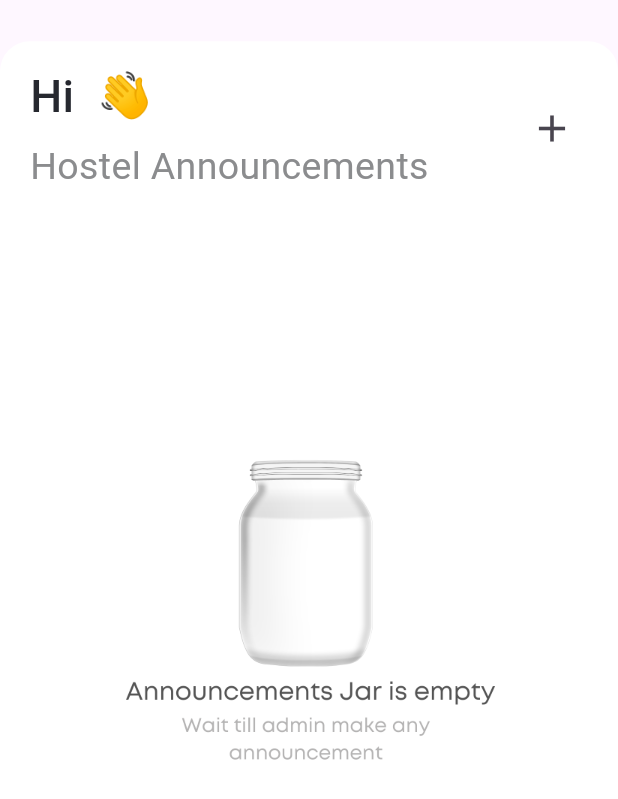
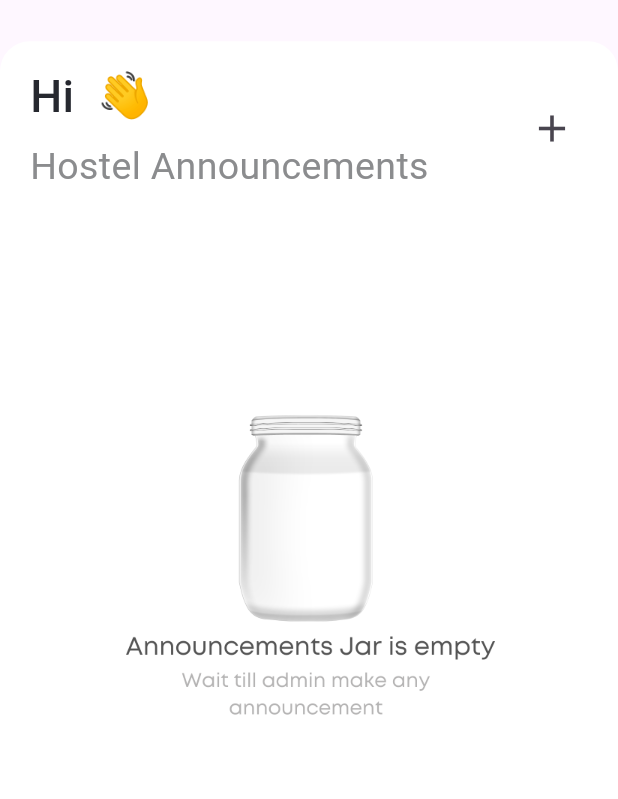
Before and after one commit to Photon3009/Auberge, a Flutter app: the HomeScreen widget shown alone on an empty page, opened directly, on a phone screen of 412 x 824 dp. Shown: the top 799 px of the screen. Run offline on Flutter 3.47's test engine with Material 3 defaults, Android fonts, the light colour scheme and no system bars; our stand-ins replace another_flushbar, cloud_firestore, firebase_auth, firebase_core, flutter_spinkit, fluttertoast and 2 more; missing offline and left inert: gsheets; accounts and stored records are empty; Roboto replaces fonts that are missing (Sen).

Commit message:
fixed ui bug in home and profile screen

```diff
--- a/lib/view/nav_bar/home_screen.dart
+++ b/lib/view/nav_bar/home_screen.dart
@@ -50,8 +50,6 @@ class _HomeState extends State<HomeScreen> {
             color: Colors.white,
             borderRadius: BorderRadius.only(
                 topLeft: Radius.circular(20), topRight: Radius.circular(20))),
-        child: SizedBox(
-          height: MediaQuery.of(context).size.height / 1.1,
         child: Column(
           crossAxisAlignment: CrossAxisAlignment.start,
           children: [
@@ -63,10 +61,9 @@ class _HomeState extends State<HomeScreen> {
               children: [
                 Row(
                   children: [
-                      const SizedBox(
-                        width: 20,
-                      ),
-                      Column(
+                    Padding(
+                      padding: const EdgeInsets.only(left: 20.0),
+                      child: Column(
                         crossAxisAlignment: CrossAxisAlignment.start,
                         children: [
                           if (name != null)
@@ -87,6 +84,7 @@ class _HomeState extends State<HomeScreen> {
                                   fontSize: 25)),
                         ],
                       ),
+                    ),
                   ],
                 ),
                 Row(
@@ -104,9 +102,6 @@ class _HomeState extends State<HomeScreen> {
                   ],
                 )
               ],
-              ),
-              const SizedBox(
-                height: 30,
             ),
             SingleChildScrollView(
                 child: SizedBox(
@@ -156,6 +151,7 @@ class _HomeState extends State<HomeScreen> {
                                 return ListView.builder(
                                   itemCount: announcementDocs.length,
                                   reverse: false,
+                                  shrinkWrap: true,
                                   itemBuilder: (context, index) {
                                     final announcement =
                                         announcementDocs[index].data()
@@ -187,7 +183,6 @@ class _HomeState extends State<HomeScreen> {
           ],
         ),
       ),
-      ),
     );
   }
 }
```
Also changed, not shown: lib/view/nav_bar/user_profile_screen.dart (+4 -6 lines), pubspec.lock. Lines whose indentation alone changed are shown as unchanged.
